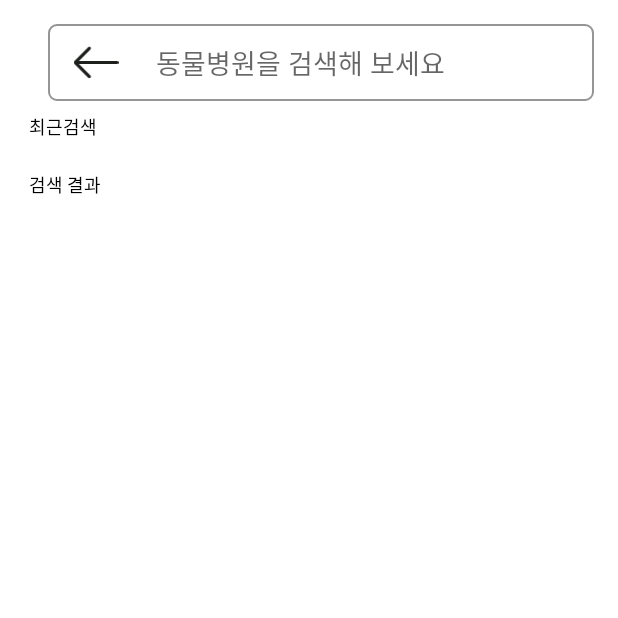
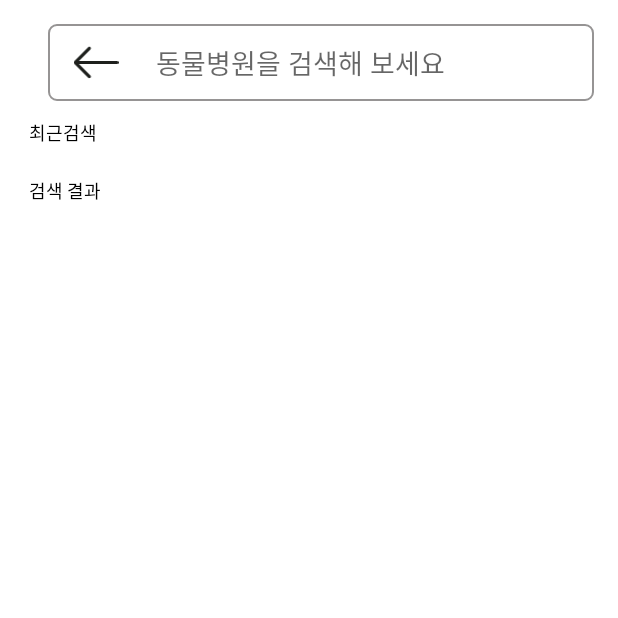
Before and after one commit to chl8263/WithPet, an Android app: the fragment HospitalFragment shown on its own in the app's theme, on a phone screen of 412 x 824 dp, the top half of it. Run offline under Robolectric (Android 15) with nearby library versions, the phone set to English and light mode, and no system bars; our stand-ins replace Firebase (no records; nobody signed in at launch, a user with empty details on screens opened directly), RxJava, data binding; 2 statements that could not run were skipped.

```diff
--- a/app/src/main/res/layout/fragment_hospital.xml
+++ b/app/src/main/res/layout/fragment_hospital.xml
@@ -85,7 +85,7 @@
                 app:layout_constraintEnd_toEndOf="parent"
                 android:layout_marginEnd="8dp"
                 android:orientation="vertical"
-                android:layout_marginTop="8dp"
+                android:layout_marginTop="12dp"
                 app:layout_constraintTop_toBottomOf="@+id/linearLayout"
                 android:visibility="gone">
 
```
Also changed, not shown: app/src/main/java/com/example/withpet/util/DBManager.kt (added, +17 -0 lines).
